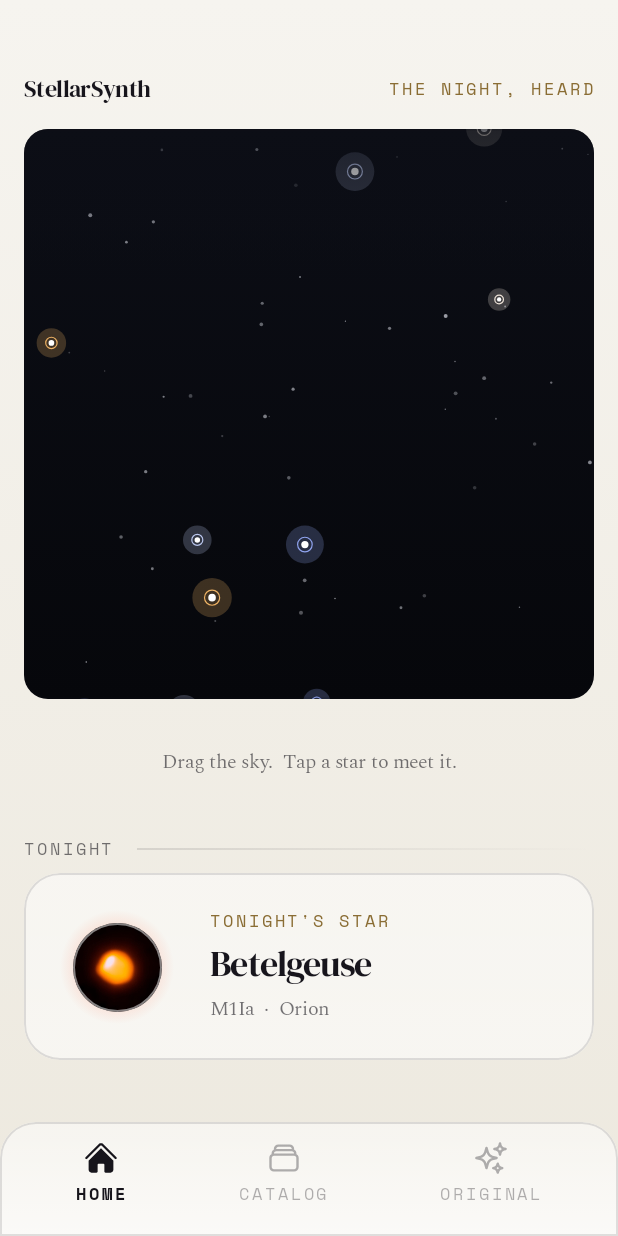
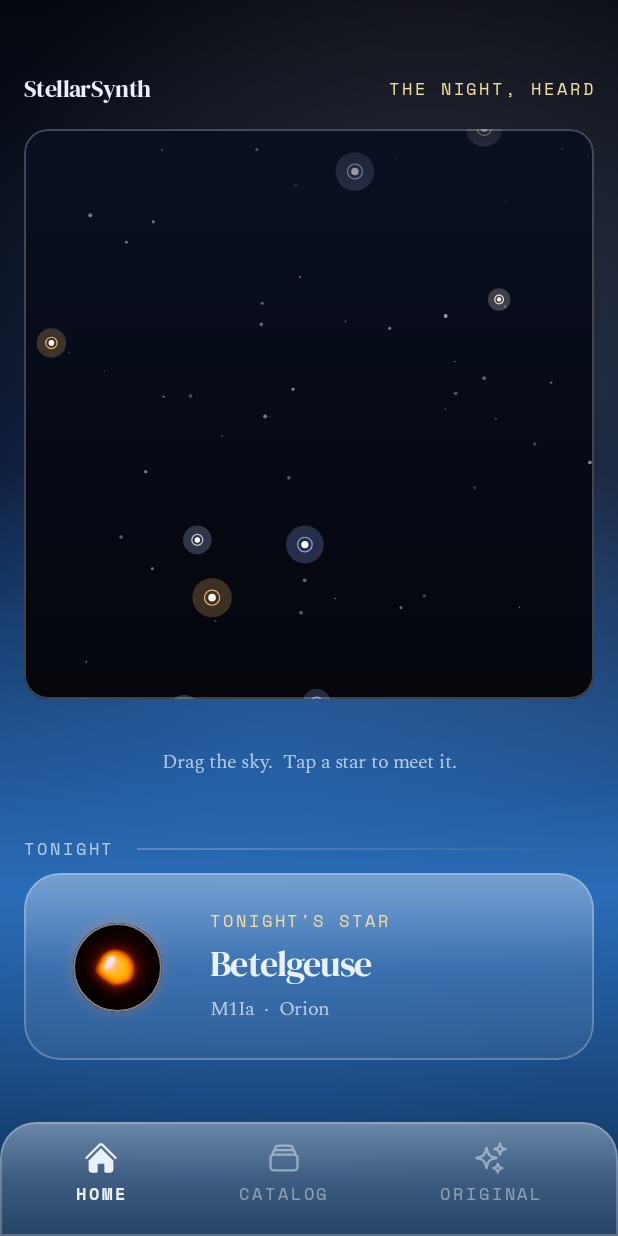
Before and after one commit to mtorikoe/KotlineMultiplatformContest2026, an Android app built with Jetpack Compose: the screen it shows after launch (MainActivity), on a phone screen of 412 x 824 dp. Run offline under Robolectric (Android 15) with nearby library versions, the phone set to English and light mode, and no system bars; our stand-ins replace Compose Multiplatform resources.

Commit message:
Design: living sky gradient + liquid-glass cards
- Replace the solid page surface with an animated gradient that sinks from
  black through dark navy and azure, with a slow white bloom and an azure
  bloom drifting across it (StellarBackground).
- Rework the glass() surface into "liquid glass": a translucent pane lit from
  the top with a bright sheen, soft body and a fine luminous edge.
- Flip the ink palette to pale (on the dark sky) so all text stays readable;
  keep the single whitish-gold accent, the fonts, Heroicons nav, the star
  field, and every screen/component unchanged in layout and behaviour.

Co-Authored-By: Claude Opus 4.8 <noreply@anthropic.com>

```diff
--- a/shared/src/commonMain/kotlin/org/example/project/ui/App.kt
+++ b/shared/src/commonMain/kotlin/org/example/project/ui/App.kt
@@ -83,7 +83,8 @@ fun StellarSynthApp(audio: PlatformAudio = NoAudio) {
     }
 
     ProvideAppFonts {
-        Box(Modifier.fillMaxSize().background(PageBrush)) {
+        Box(Modifier.fillMaxSize()) {
+            StellarBackground()
 
             Column(Modifier.fillMaxSize()) {
                 Box(Modifier.fillMaxSize().weight(1f)) {
@@ -118,7 +119,8 @@ fun StellarSynthApp(audio: PlatformAudio = NoAudio) {
 
             // Detail / player pushed over the tabs
             openStar?.let { star ->
-                Box(Modifier.fillMaxSize().background(PageBrush)) {
+                Box(Modifier.fillMaxSize()) {
+                    StellarBackground()
                     PlayerScreen(
                         star = star,
                         isPlaying = isPlaying && playingStarId == star.id,
--- a/shared/src/commonMain/kotlin/org/example/project/ui/Design.kt
+++ b/shared/src/commonMain/kotlin/org/example/project/ui/Design.kt
@@ -1,13 +1,24 @@
 package org.example.project.ui
 
+import androidx.compose.animation.core.FastOutSlowInEasing
+import androidx.compose.animation.core.LinearEasing
+import androidx.compose.animation.core.RepeatMode
+import androidx.compose.animation.core.animateFloat
+import androidx.compose.animation.core.infiniteRepeatable
+import androidx.compose.animation.core.rememberInfiniteTransition
+import androidx.compose.animation.core.tween
 import androidx.compose.foundation.BorderStroke
+import androidx.compose.foundation.Canvas
 import androidx.compose.foundation.background
 import androidx.compose.foundation.border
+import androidx.compose.foundation.layout.fillMaxSize
 import androidx.compose.runtime.Composable
 import androidx.compose.runtime.CompositionLocalProvider
+import androidx.compose.runtime.getValue
 import androidx.compose.runtime.staticCompositionLocalOf
 import androidx.compose.ui.Modifier
 import androidx.compose.ui.draw.clip
+import androidx.compose.ui.geometry.Offset
 import androidx.compose.ui.graphics.Brush
 import androidx.compose.ui.graphics.Color
 import androidx.compose.ui.graphics.Shape
@@ -65,17 +76,70 @@ val GlassHi     get() = SpaceTheme.GLASS_HI.toColor()
 
 // ─── Surfaces ──────────────────────────────────────────────────
 
-/** Page background: a near-flat warm-white with a barely-there foot. */
+/** Static fallback of the sky gradient (black → navy → azure → deep). */
 val PageBrush: Brush
-    get() = Brush.verticalGradient(0f to Base, 1f to BaseDim)
+    get() = Brush.verticalGradient(
+        0f    to SpaceTheme.BG_BLACK.toColor(),
+        0.4f  to SpaceTheme.BG_NAVY.toColor(),
+        0.74f to SpaceTheme.BG_AZURE.toColor(),
+        1f    to SpaceTheme.BG_DEEP.toColor(),
+    )
 
 /** The star-field monitor background. */
 val FieldBrush: Brush
     get() = Brush.verticalGradient(listOf(FieldTop, Field))
 
 /**
- * Frosted glass: translucent white, a soft top highlight, a hairline edge.
- * No solid card colour — the surface borrows what's behind it.
+ * The living page backdrop: a vertical black→navy→azure→deep gradient whose
+ * mid stops drift, with a slow white bloom and an azure bloom wandering across
+ * it. Draw this behind page content.
+ */
+@Composable
+fun StellarBackground(modifier: Modifier = Modifier) {
+    val tr = rememberInfiniteTransition(label = "sky")
+    val drift by tr.animateFloat(
+        0f, 1f, infiniteRepeatable(tween(18000, easing = LinearEasing), RepeatMode.Reverse),
+        label = "drift"
+    )
+    val bloom by tr.animateFloat(
+        0f, 1f, infiniteRepeatable(tween(14000, easing = FastOutSlowInEasing), RepeatMode.Reverse),
+        label = "bloom"
+    )
+    val black = SpaceTheme.BG_BLACK.toColor()
+    val navy  = SpaceTheme.BG_NAVY.toColor()
+    val azure = SpaceTheme.BG_AZURE.toColor()
+    val deep  = SpaceTheme.BG_DEEP.toColor()
+
+    Canvas(modifier.fillMaxSize()) {
+        val d = (drift - 0.5f) * 0.12f
+        drawRect(
+            Brush.verticalGradient(
+                0f to black,
+                (0.38f + d) to navy,
+                (0.72f + d) to azure,
+                1f to deep,
+            )
+        )
+        // Drifting white bloom — the moving "white" highlight.
+        val c1 = Offset(size.width * (0.22f + 0.52f * bloom), size.height * (0.20f + 0.12f * drift))
+        val r1 = size.minDimension * 0.8f
+        drawCircle(
+            Brush.radialGradient(listOf(Color.White.copy(alpha = 0.15f), Color.Transparent), center = c1, radius = r1),
+            radius = r1, center = c1
+        )
+        // Wandering azure bloom for depth.
+        val c2 = Offset(size.width * (0.82f - 0.44f * bloom), size.height * (0.56f + 0.10f * drift))
+        val r2 = size.minDimension * 0.72f
+        drawCircle(
+            Brush.radialGradient(listOf(azure.copy(alpha = 0.45f), Color.Transparent), center = c2, radius = r2),
+            radius = r2, center = c2
+        )
+    }
+}
+
+/**
+ * Liquid glass: a translucent pane lit from the top, with a bright sheen,
+ * a soft mid-body and a fine luminous edge — it borrows the sky behind it.
  */
 fun Modifier.glass(
     shape: Shape = RoundedCornerShape(CornerM),
@@ -84,7 +148,9 @@ fun Modifier.glass(
     .clip(shape)
     .background(
         Brush.verticalGradient(
-            listOf(GlassHi, if (strong) GlassStrong else GlassFill)
+            0f   to GlassHi,
+            0.5f to (if (strong) GlassStrong else GlassFill),
+            1f   to (if (strong) GlassFill else GlassFill.copy(alpha = GlassFill.alpha * 0.6f)),
         )
     )
     .border(BorderStroke(1.dp, GlassBorder), shape)
```
Also changed, not shown: shared/src/commonMain/kotlin/org/example/project/theme/SpaceTheme.kt (+37 -31 lines).
